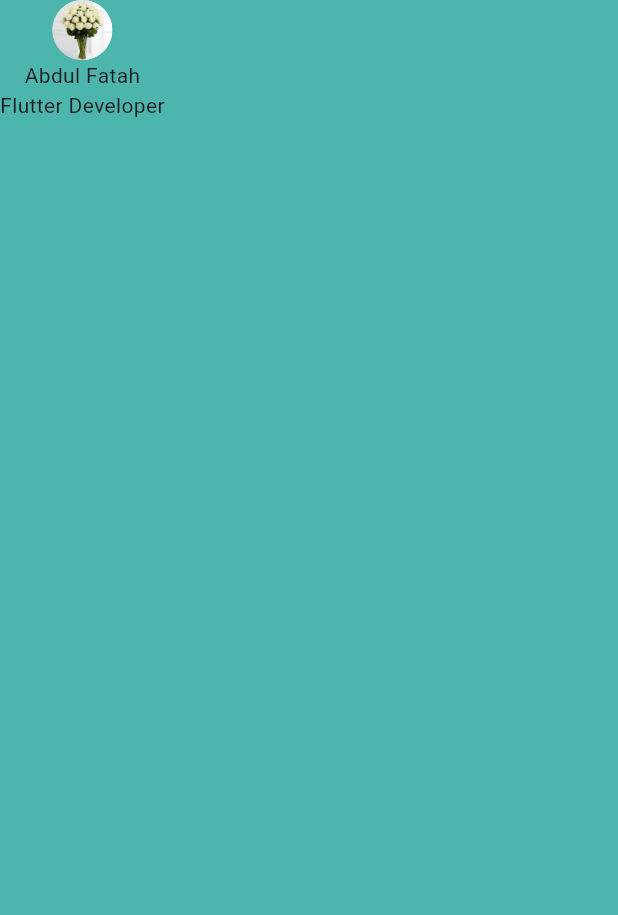
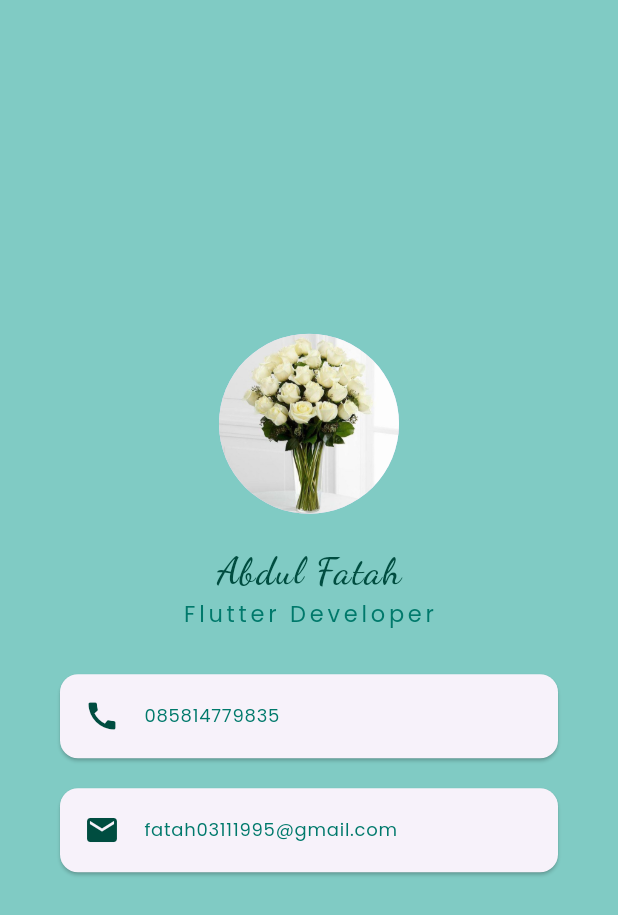
Before and after one commit to Fatah03111995/mi_card_simple, a Flutter app: the screen it shows after launch, on a phone screen of 412 x 824 dp. Shown: the top 915 px of the screen. Run offline on Flutter 3.47's test engine with Material 3 defaults, Android fonts, the phone set to English and light mode, and no system bars.

Commit message:
feat : styling and finishing

```diff
--- a/lib/main.dart
+++ b/lib/main.dart
@@ -16,15 +16,69 @@ class MainApp extends StatelessWidget {
     return MaterialApp(
       debugShowCheckedModeBanner: false,
       home: Scaffold(
-          backgroundColor: Colors.teal[300],
-          body: const SafeArea(
+          backgroundColor: Colors.teal[200],
+          body: SafeArea(
               child: Column(
+            mainAxisAlignment: MainAxisAlignment.center,
             children: [
-              CircleAvatar(
+              const CircleAvatar(
+                radius: 60,
                 backgroundImage: AssetImage('images/default.jpeg'),
               ),
-              Text('Abdul Fatah'),
-              Text('Flutter Developer')
+              const SizedBox(
+                height: 20,
+              ),
+              Text('Abdul Fatah',
+                  style: TextStyle(
+                      fontFamily: 'Dancing Script',
+                      fontSize: 25,
+                      fontWeight: FontWeight.w600,
+                      letterSpacing: 1.0,
+                      color: Colors.teal[900])),
+              Text(
+                'Flutter Developer',
+                style: TextStyle(
+                    fontFamily: 'Poppins',
+                    fontSize: 15,
+                    letterSpacing: 2.5,
+                    color: Colors.teal[700]),
+              ),
+              const SizedBox(
+                height: 30,
+              ),
+              Card(
+                margin: const EdgeInsets.symmetric(horizontal: 40),
+                child: ListTile(
+                  leading: Icon(
+                    Icons.call,
+                    color: Colors.teal[900],
+                  ),
+                  title: Text(
+                    '085814779835',
+                    style: TextStyle(
+                        fontFamily: 'Poppins',
+                        color: Colors.teal[700],
+                        fontSize: 12),
+                  ),
+                ),
+              ),
+              Card(
+                margin:
+                    const EdgeInsets.symmetric(horizontal: 40, vertical: 20),
+                child: ListTile(
+                  leading: Icon(
+                    Icons.mail,
+                    color: Colors.teal[900],
+                  ),
+                  title: Text(
+                    'fatah03111995@gmail.com',
+                    style: TextStyle(
+                        fontFamily: 'Poppins',
+                        color: Colors.teal[700],
+                        fontSize: 12),
+                  ),
+                ),
+              ),
             ],
           ))),
     );
--- a/pubspec.yaml
+++ b/pubspec.yaml
@@ -21,9 +21,9 @@ flutter:
     - images/
 
   fonts:
-    - family: poppins
+    - family: Poppins
       fonts:
         - asset: fonts\Poppins-Regular.ttf
-    - family: dancingScript
+    - family: Dancing Script
       fonts:
         - asset: fonts\DancingScript-Regular.ttf
```
